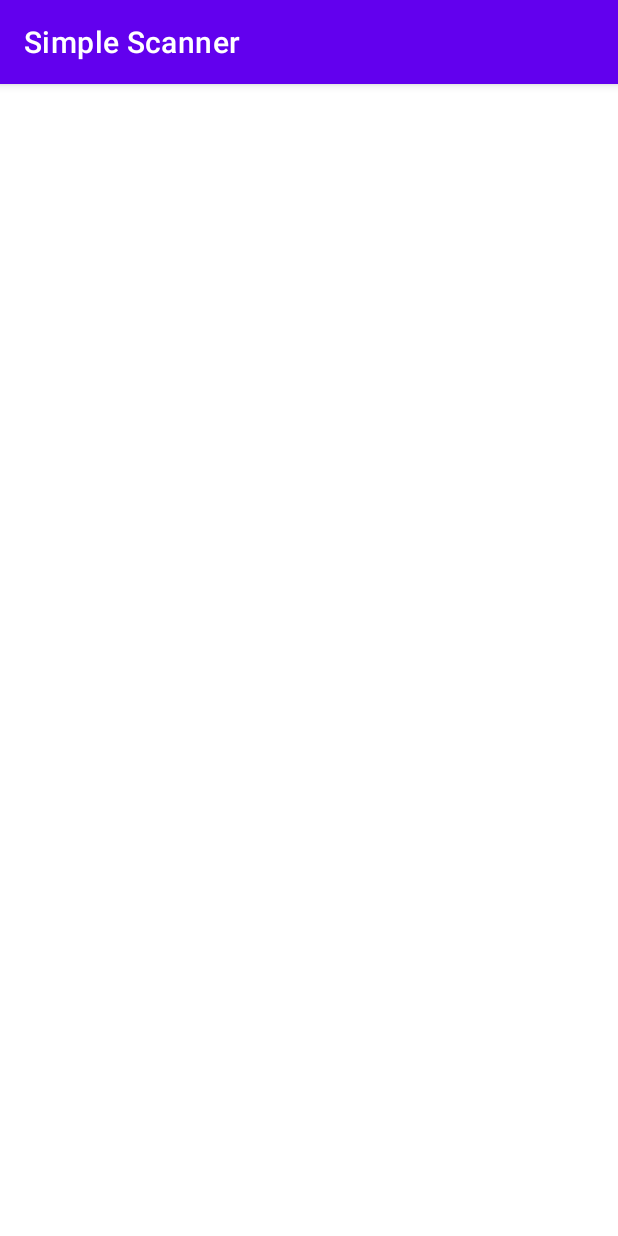
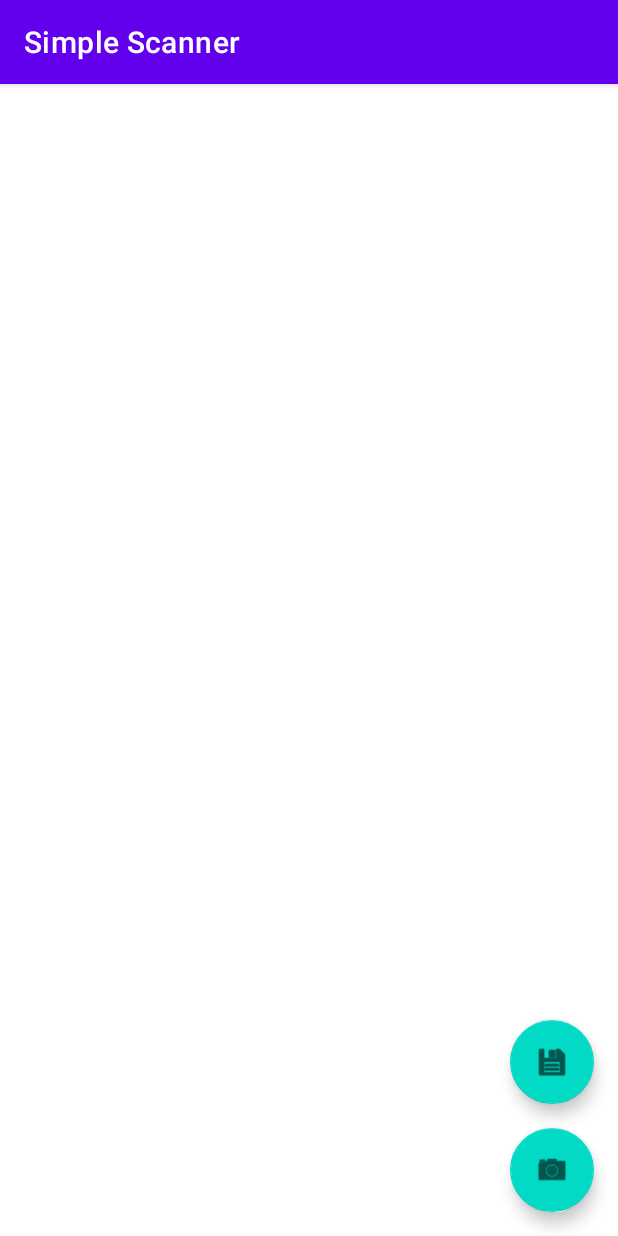
Before and after one commit to stwunsch/android-simplescanner, an Android app: the screen it shows after launch (MainActivity), on a phone screen of 412 x 824 dp. Run offline under Robolectric (Android 15) with nearby library versions, the phone set to English and light mode, and no system bars.

Commit message:
Set basic layout for the main activity

```diff
--- a/app/src/main/res/layout/activity_main.xml
+++ b/app/src/main/res/layout/activity_main.xml
@@ -6,4 +6,39 @@
     android:layout_height="match_parent"
     tools:context=".MainActivity">
 
+    <com.google.android.material.floatingactionbutton.FloatingActionButton
+        android:id="@+id/fabCamera"
+        android:layout_width="wrap_content"
+        android:layout_height="wrap_content"
+        android:layout_margin="@dimen/fab_margin"
+        app:layout_anchorGravity="bottom|end"
+        app:layout_constraintBottom_toBottomOf="parent"
+        app:layout_constraintEnd_toEndOf="parent"
+        app:srcCompat="@android:drawable/ic_menu_camera" />
+
+    <com.google.android.material.floatingactionbutton.FloatingActionButton
+        android:id="@+id/fabSave"
+        android:layout_width="wrap_content"
+        android:layout_height="wrap_content"
+        android:layout_margin="@dimen/fab_margin"
+        app:layout_anchorGravity="bottom|end"
+        app:layout_constraintBottom_toBottomOf="parent"
+        app:layout_constraintBottom_toTopOf="@id/fabCamera"
+        app:layout_constraintEnd_toEndOf="parent"
+        app:srcCompat="@android:drawable/ic_menu_save" />
+
+    <ScrollView
+        android:id="@+id/scrollView"
+        android:layout_width="match_parent"
+        android:layout_height="match_parent"
+        app:layout_constraintEnd_toEndOf="parent"
+        app:layout_constraintStart_toStartOf="parent"
+        app:layout_constraintTop_toTopOf="parent">
+
+        <LinearLayout
+            android:id="@+id/gallery"
+            android:layout_width="match_parent"
+            android:layout_height="wrap_content"
+            android:orientation="vertical" />
+    </ScrollView>
 </androidx.constraintlayout.widget.ConstraintLayout>
--- /dev/null
+++ b/app/src/main/res/values/dims.xml
@@ -0,0 +1,4 @@
+<?xml version="1.0" encoding="utf-8"?>
+<resources>
+    <dimen name="fab_margin">16dp</dimen>
+</resources>
```
